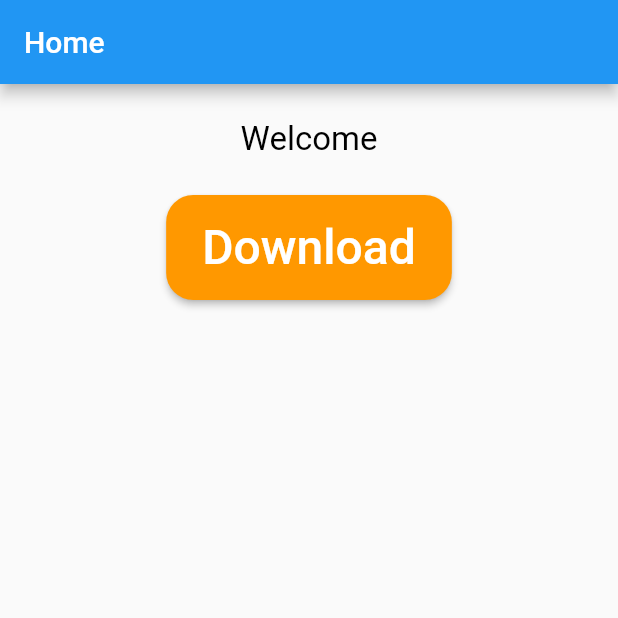
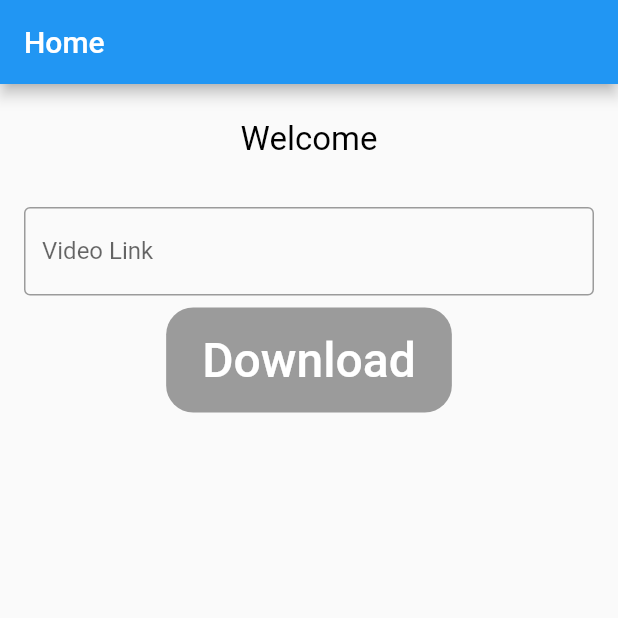
Before and after one commit to umangbhatt/flutter_youtube_downloader, a Flutter app: the screen it shows after launch, on a phone screen of 412 x 824 dp, the top half of it. Run offline on Flutter 3.47's test engine with Material 2 defaults, Android fonts, the phone set to English and light mode, and no system bars; our stand-ins replace connectivity, dio.

Commit message:
Link text field implemented

```diff
--- a/lib/home.dart
+++ b/lib/home.dart
@@ -13,11 +13,21 @@ class _HomePageState extends State<HomePage> {
   var downloading = false;
   var progressString = "";
   var downloadedMesage = "";
-  var ytLink = 'https://www.youtube.com/watch?v=rh9PwFvMS0I';
-  double progressValue = null;
+  double progressValue;
+  bool isLinkValid = false;
+  TextEditingController _linkTextController = TextEditingController();
 
   @override
   void initState() {
+    _linkTextController.addListener((){
+      if(_linkTextController.text.contains('https://www.youtube.com/watch?v=') || _linkTextController.text.contains('https://youtu.be/'))
+      setState(() {
+        isLinkValid = true;
+      });
+      else setState(() {
+        isLinkValid = false;
+      });
+    });
     super.initState();
   }
 
@@ -38,6 +48,16 @@ class _HomePageState extends State<HomePage> {
                 style: TextStyle(fontSize: 22, color: Colors.black),
               ),
               SizedBox(height: 24),
+              (!downloading)?Container(
+                padding: EdgeInsets.all(8.0),
+                child: TextField(
+                  controller: _linkTextController,
+                  decoration: InputDecoration(
+                    labelText: 'Video Link',
+                    border: OutlineInputBorder()
+                  ),
+                ),
+              ):Offstage(),
               (!downloading)
                   ? RaisedButton(
                       padding:
@@ -50,9 +70,9 @@ class _HomePageState extends State<HomePage> {
                         'Download',
                         style: TextStyle(color: Colors.white, fontSize: 32),
                       ),
-                      onPressed: () {
-                        downloadVideo(ytLink);
-                      },
+                      onPressed:(isLinkValid)? () {
+                        downloadVideo(_linkTextController.text);
+                      }:null,
                     )
                   : Center(
                       child: Column(
@@ -99,6 +119,8 @@ class _HomePageState extends State<HomePage> {
       });
     });
 
+    _linkTextController.clear();
+
     setState(() {
       downloading = false;
       downloadedMesage = "";
@@ -106,7 +128,6 @@ class _HomePageState extends State<HomePage> {
 
     List<String> titles = List();
     videoLinks.keys.forEach((f){
-      print('title ${f.toString()}');
       titles.add(f.toString());
     });
     showModalBottomSheet(
--- a/lib/main.dart
+++ b/lib/main.dart
@@ -7,6 +7,7 @@ class MyApp extends StatelessWidget {
   @override
   Widget build(BuildContext context) {
     return MaterialApp(
+      debugShowCheckedModeBanner: false,
       title: 'Youtube Demo',
       theme: ThemeData(
         primarySwatch: Colors.blue,
```
